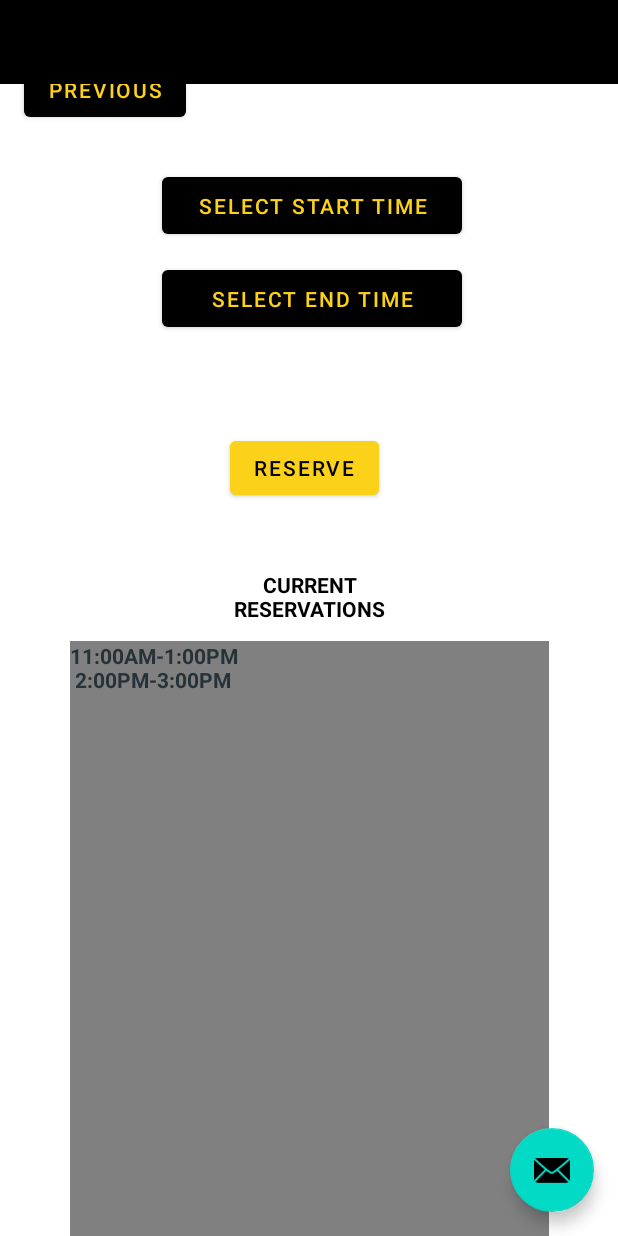
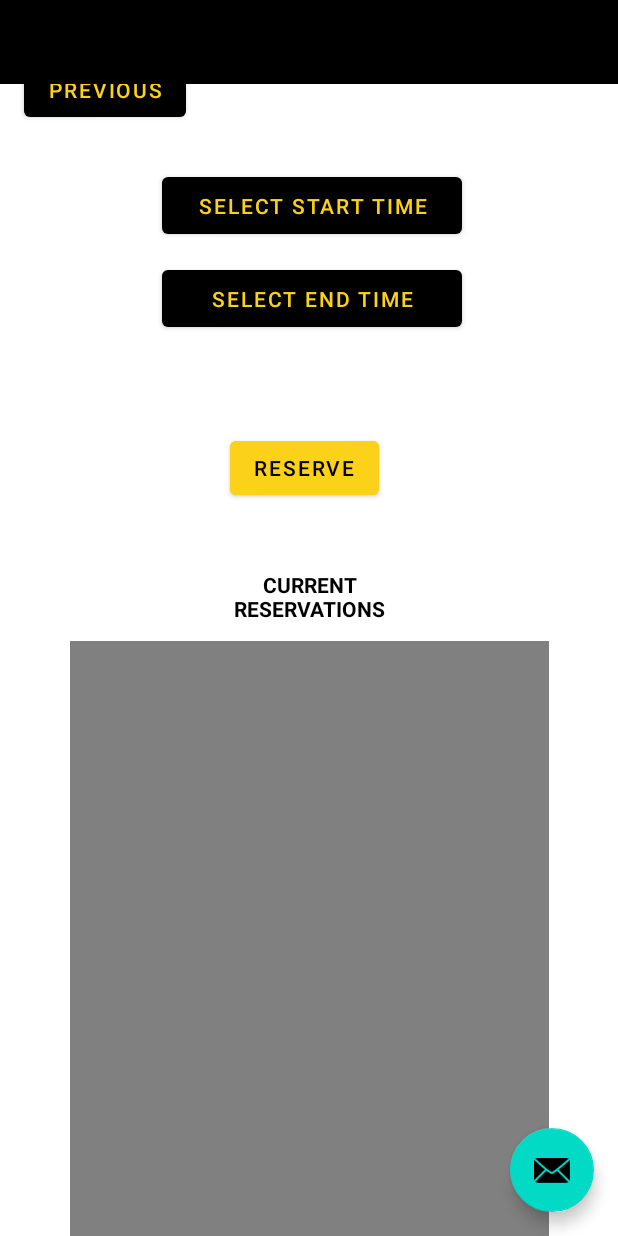
Before and after one commit to AustinWittenburg/Chair-App, an Android app: the Reserve screen opened through its navigation route, on a phone screen of 412 x 824 dp. Run offline under Robolectric (Android 15) with nearby library versions, the phone set to English and light mode, and no system bars; our stand-ins replace Firebase (no records; nobody signed in at launch, a user with empty details on screens opened directly), navigation-ui.

Commit message:
removed default reservations

```diff
--- a/app/src/main/res/layout/reserve.xml
+++ b/app/src/main/res/layout/reserve.xml
@@ -61,7 +61,6 @@
         android:layout_width="319dp"
         android:layout_height="0dp"
         android:background="#808080"
-        android:text="11:00am-1:00pm \n 2:00pm-3:00pm"
         android:textAllCaps="true"
         android:textColor="#263238"
         android:textStyle="bold"
```
